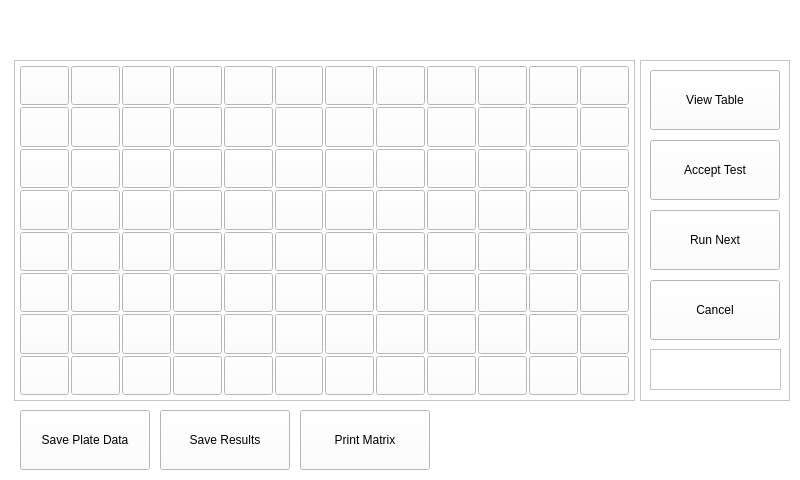
Qt form mainwindow.ui (srikrishnan90/ELISAREADER) before a commit.
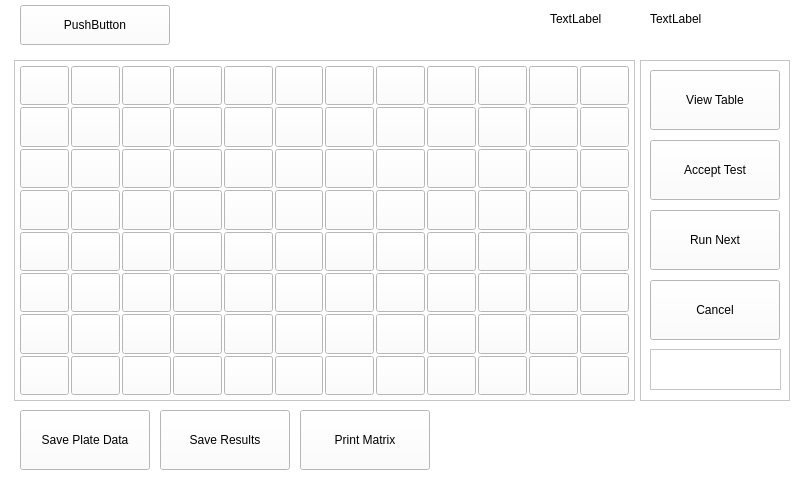
The same form after that commit. The open tabs and pages were chosen to show the change.

Commit message: added colours for result matrix

What changed in the file:
```diff
--- a/mainwindow.ui
+++ b/mainwindow.ui
@@ -6234,19 +6234,6 @@
        </item>
       </layout>
      </widget>
-     <widget class="QLabel" name="label_17">
-      <property name="geometry">
-       <rect>
-        <x>10</x>
-        <y>10</y>
-        <width>120</width>
-        <height>30</height>
-       </rect>
-      </property>
-      <property name="text">
-       <string/>
-      </property>
-     </widget>
      <widget class="QFrame" name="frame_19">
       <property name="geometry">
        <rect>
@@ -6364,6 +6351,45 @@
        <string>Print Matrix</string>
       </property>
      </widget>
+     <widget class="QPushButton" name="pushButton_20">
+      <property name="geometry">
+       <rect>
+        <x>20</x>
+        <y>5</y>
+        <width>150</width>
+        <height>40</height>
+       </rect>
+      </property>
+      <property name="text">
+       <string>PushButton</string>
+      </property>
+     </widget>
+     <widget class="QLabel" name="label_17">
+      <property name="geometry">
+       <rect>
+        <x>550</x>
+        <y>10</y>
+        <width>64</width>
+        <height>17</height>
+       </rect>
+      </property>
+      <property name="text">
+       <string>TextLabel</string>
+      </property>
+     </widget>
+     <widget class="QLabel" name="label_38">
+      <property name="geometry">
+       <rect>
+        <x>650</x>
+        <y>10</y>
+        <width>64</width>
+        <height>17</height>
+       </rect>
+      </property>
+      <property name="text">
+       <string>TextLabel</string>
+      </property>
+     </widget>
     </widget>
     <widget class="QWidget" name="page_9">
      <widget class="QFrame" name="frame_20">
```
Left out of the diff: 45 changed lines with no effect on the pictures. The commit also changes 2 other files.
